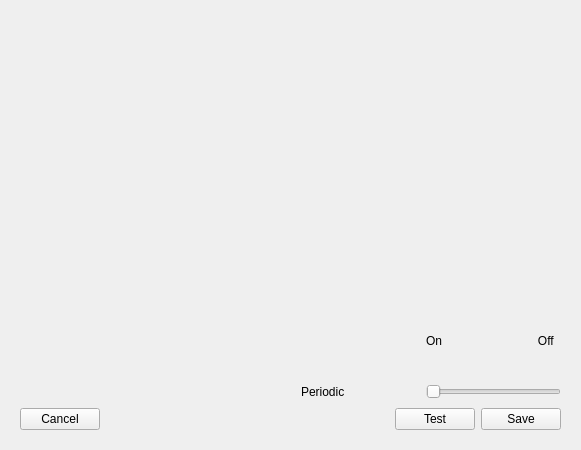
Old version of the form HimalayaMain/Gui/Components/Settings/Forms/AlarmSettingsDlg.ui in the repository Liyezhong/Master.
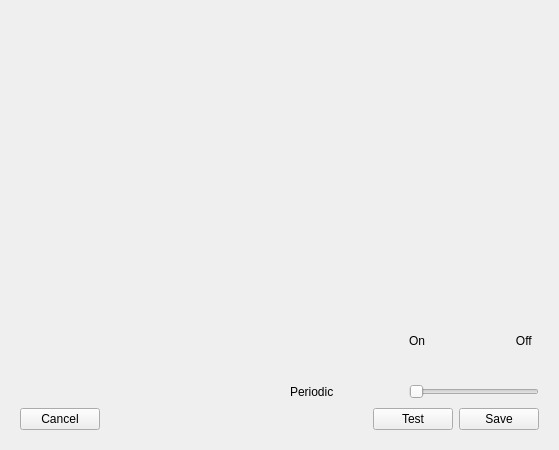
New version of the form. Custom widgets are drawn as their Qt base class.

The edit to the form file:
```diff
--- a/HimalayaMain/Gui/Components/Settings/Forms/AlarmSettingsDlg.ui
+++ b/HimalayaMain/Gui/Components/Settings/Forms/AlarmSettingsDlg.ui
@@ -6,7 +6,7 @@
    <rect>
     <x>0</x>
     <y>0</y>
-    <width>581</width>
+    <width>559</width>
     <height>450</height>
    </rect>
   </property>
```
